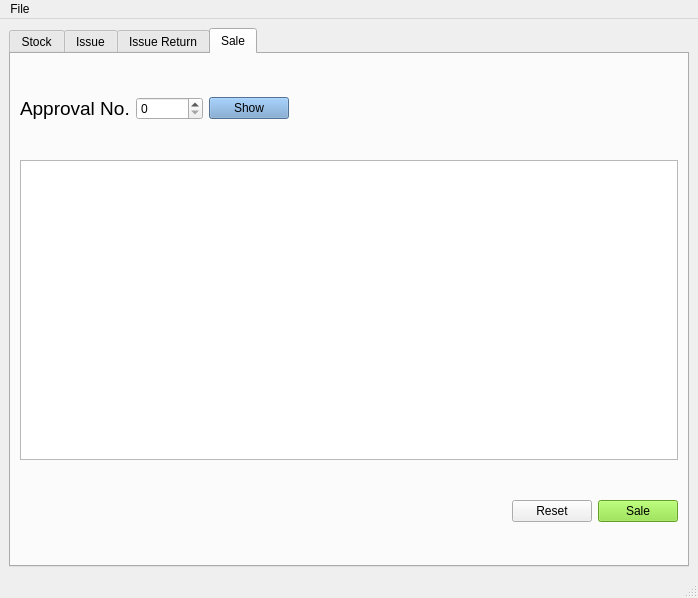
saranshagarwal202/stock_manager, file MainWindow.ui: the form before one commit.
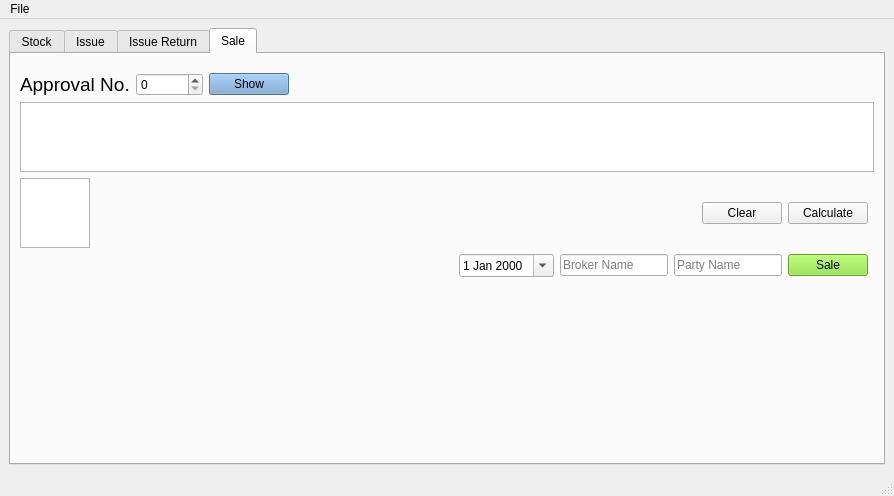
The form after the commit. The open tabs and pages were chosen to show the change.

Diff of the .ui file:
```diff
--- a/MainWindow.ui
+++ b/MainWindow.ui
@@ -6,8 +6,8 @@
    <rect>
     <x>0</x>
     <y>0</y>
-    <width>698</width>
-    <height>598</height>
+    <width>894</width>
+    <height>496</height>
    </rect>
   </property>
   <property name="windowTitle">
@@ -15,7 +15,7 @@
   </property>
   <widget class="QWidget" name="centralwidget">
    <layout class="QGridLayout" name="gridLayout">
-    <item row="0" column="0">
+    <item row="0" column="1">
      <widget class="QTabWidget" name="tabWidget">
       <property name="currentIndex">
        <number>0</number>
@@ -3784,496 +3784,7 @@
         <string>Sale</string>
        </attribute>
        <layout class="QGridLayout" name="gridLayout_5">
-        <item row="2" column="0">
-         <widget class="QLabel" name="sku_label_5">
-          <property name="sizePolicy">
-           <sizepolicy hsizetype="Fixed" vsizetype="Fixed">
-            <horstretch>0</horstretch>
-            <verstretch>0</verstretch>
-           </sizepolicy>
-          </property>
-          <property name="font">
-           <font>
-            <pointsize>14</pointsize>
-            <weight>50</weight>
-            <bold>false</bold>
-            <underline>false</underline>
-           </font>
-          </property>
-          <property name="text">
-           <string>Approval No.</string>
-          </property>
-         </widget>
-        </item>
-        <item row="2" column="3">
-         <spacer name="horizontalSpacer_4">
-          <property name="orientation">
-           <enum>Qt::Horizontal</enum>
-          </property>
-          <property name="sizeHint" stdset="0">
-           <size>
-            <width>40</width>
-            <height>20</height>
-           </size>
-          </property>
-         </spacer>
-        </item>
-        <item row="5" column="5">
-         <widget class="QPushButton" name="sale_button">
-          <property name="sizePolicy">
-           <sizepolicy hsizetype="Fixed" vsizetype="Fixed">
-            <horstretch>0</horstretch>
-            <verstretch>0</verstretch>
-           </sizepolicy>
-          </property>
-          <property name="palette">
-           <palette>
-            <active>
-             <colorrole role="WindowText">
-              <brush brushstyle="SolidPattern">
-               <color alpha="255">
-                <red>0</red>
-                <green>0</green>
-                <blue>0</blue>
-               </color>
-              </brush>
-             </colorrole>
-             <colorrole role="Button">
-              <brush brushstyle="SolidPattern">
-               <color alpha="255">
-                <red>138</red>
-                <green>226</green>
-                <blue>52</blue>
-               </color>
-              </brush>
-             </colorrole>
-             <colorrole role="Light">
-              <brush brushstyle="SolidPattern">
-               <color alpha="255">
-                <red>198</red>
-                <green>255</green>
-                <blue>143</blue>
-               </color>
-              </brush>
-             </colorrole>
-             <colorrole role="Midlight">
-              <brush brushstyle="SolidPattern">
-               <color alpha="255">
-                <red>168</red>
-                <green>240</green>
-                <blue>97</blue>
-               </color>
-              </brush>
-             </colorrole>
-             <colorrole role="Dark">
-              <brush brushstyle="SolidPattern">
-               <color alpha="255">
-                <red>69</red>
-                <green>113</green>
-                <blue>26</blue>
-               </color>
-              </brush>
-             </colorrole>
-             <colorrole role="Mid">
-              <brush brushstyle="SolidPattern">
-               <color alpha="255">
-                <red>92</red>
-                <green>151</green>
-                <blue>34</blue>
-               </color>
-              </brush>
-             </colorrole>
-             <colorrole role="Text">
-              <brush brushstyle="SolidPattern">
-               <color alpha="255">
-                <red>0</red>
-                <green>0</green>
-                <blue>0</blue>
-               </color>
-              </brush>
-             </colorrole>
-             <colorrole role="BrightText">
-              <brush brushstyle="SolidPattern">
-               <color alpha="255">
-                <red>255</red>
-                <green>255</green>
-                <blue>255</blue>
-               </color>
-              </brush>
-             </colorrole>
-             <colorrole role="ButtonText">
-              <brush brushstyle="SolidPattern">
-               <color alpha="255">
-                <red>0</red>
-                <green>0</green>
-                <blue>0</blue>
-               </color>
-              </brush>
-             </colorrole>
-             <colorrole role="Base">
-              <brush brushstyle="SolidPattern">
-               <color alpha="255">
-                <red>255</red>
-                <green>255</green>
-                <blue>255</blue>
-               </color>
-              </brush>
-             </colorrole>
-             <colorrole role="Window">
-              <brush brushstyle="SolidPattern">
-               <color alpha="255">
-                <red>138</red>
-                <green>226</green>
-                <blue>52</blue>
-               </color>
-              </brush>
-             </colorrole>
-             <colorrole role="Shadow">
-              <brush brushstyle="SolidPattern">
-               <color alpha="255">
-                <red>0</red>
-                <green>0</green>
-                <blue>0</blue>
-               </color>
-              </brush>
-             </colorrole>
-             <colorrole role="AlternateBase">
-              <brush brushstyle="SolidPattern">
-               <color alpha="255">
-                <red>196</red>
-                <green>240</green>
-                <blue>153</blue>
-               </color>
-              </brush>
-             </colorrole>
-             <colorrole role="ToolTipBase">
-              <brush brushstyle="SolidPattern">
-               <color alpha="255">
-                <red>255</red>
-                <green>255</green>
-                <blue>220</blue>
-               </color>
-              </brush>
-             </colorrole>
-             <colorrole role="ToolTipText">
-              <brush brushstyle="SolidPattern">
-               <color alpha="255">
-                <red>0</red>
-                <green>0</green>
-                <blue>0</blue>
-               </color>
-              </brush>
-             </colorrole>
-             <colorrole role="PlaceholderText">
-              <brush brushstyle="SolidPattern">
-               <color alpha="128">
-                <red>0</red>
-                <green>0</green>
-                <blue>0</blue>
-               </color>
-              </brush>
-             </colorrole>
-            </active>
-            <inactive>
-             <colorrole role="WindowText">
-              <brush brushstyle="SolidPattern">
-               <color alpha="255">
-                <red>0</red>
-                <green>0</green>
-                <blue>0</blue>
-               </color>
-              </brush>
-             </colorrole>
-             <colorrole role="Button">
-              <brush brushstyle="SolidPattern">
-               <color alpha="255">
-                <red>138</red>
-                <green>226</green>
-                <blue>52</blue>
-               </color>
-              </brush>
-             </colorrole>
-             <colorrole role="Light">
-              <brush brushstyle="SolidPattern">
-               <color alpha="255">
-                <red>198</red>
-                <green>255</green>
-                <blue>143</blue>
-               </color>
-              </brush>
-             </colorrole>
-             <colorrole role="Midlight">
-              <brush brushstyle="SolidPattern">
-               <color alpha="255">
-                <red>168</red>
-                <green>240</green>
-                <blue>97</blue>
-               </color>
-              </brush>
-             </colorrole>
-             <colorrole role="Dark">
-              <brush brushstyle="SolidPattern">
-               <color alpha="255">
-                <red>69</red>
-                <green>113</green>
-                <blue>26</blue>
-               </color>
-              </brush>
-             </colorrole>
-             <colorrole role="Mid">
-              <brush brushstyle="SolidPattern">
-               <color alpha="255">
-                <red>92</red>
-                <green>151</green>
-                <blue>34</blue>
-               </color>
-              </brush>
-             </colorrole>
-             <colorrole role="Text">
-              <brush brushstyle="SolidPattern">
-               <color alpha="255">
-                <red>0</red>
-                <green>0</green>
-                <blue>0</blue>
-               </color>
-              </brush>
-             </colorrole>
-             <colorrole role="BrightText">
-              <brush brushstyle="SolidPattern">
-               <color alpha="255">
-                <red>255</red>
-                <green>255</green>
-                <blue>255</blue>
-               </color>
-              </brush>
-             </colorrole>
-             <colorrole role="ButtonText">
-              <brush brushstyle="SolidPattern">
-               <color alpha="255">
-                <red>0</red>
-                <green>0</green>
-                <blue>0</blue>
-               </color>
-              </brush>
-             </colorrole>
-             <colorrole role="Base">
-              <brush brushstyle="SolidPattern">
-               <color alpha="255">
-                <red>255</red>
-                <green>255</green>
-                <blue>255</blue>
-               </color>
-              </brush>
-             </colorrole>
-             <colorrole role="Window">
-              <brush brushstyle="SolidPattern">
-               <color alpha="255">
-                <red>138</red>
-                <green>226</green>
-                <blue>52</blue>
-               </color>
-              </brush>
-             </colorrole>
-             <colorrole role="Shadow">
-              <brush brushstyle="SolidPattern">
-               <color alpha="255">
-                <red>0</red>
-                <green>0</green>
-                <blue>0</blue>
-               </color>
-              </brush>
-             </colorrole>
-             <colorrole role="AlternateBase">
-              <brush brushstyle="SolidPattern">
-               <color alpha="255">
-                <red>196</red>
-                <green>240</green>
-                <blue>153</blue>
-               </color>
-              </brush>
-             </colorrole>
-             <colorrole role="ToolTipBase">
-              <brush brushstyle="SolidPattern">
-               <color alpha="255">
-                <red>255</red>
-                <green>255</green>
-                <blue>220</blue>
-               </color>
-              </brush>
-             </colorrole>
-             <colorrole role="ToolTipText">
-              <brush brushstyle="SolidPattern">
-               <color alpha="255">
-                <red>0</red>
-                <green>0</green>
-                <blue>0</blue>
-               </color>
-              </brush>
-             </colorrole>
-             <colorrole role="PlaceholderText">
-              <brush brushstyle="SolidPattern">
-               <color alpha="128">
-                <red>0</red>
-                <green>0</green>
-                <blue>0</blue>
-               </color>
-              </brush>
-             </colorrole>
-            </inactive>
-            <disabled>
-             <colorrole role="WindowText">
-              <brush brushstyle="SolidPattern">
-               <color alpha="255">
-                <red>69</red>
-                <green>113</green>
-                <blue>26</blue>
-               </color>
-              </brush>
-             </colorrole>
-             <colorrole role="Button">
-              <brush brushstyle="SolidPattern">
-               <color alpha="255">
-                <red>138</red>
-                <green>226</green>
-                <blue>52</blue>
-               </color>
-              </brush>
-             </colorrole>
-             <colorrole role="Light">
-              <brush brushstyle="SolidPattern">
-               <color alpha="255">
-                <red>198</red>
-                <green>255</green>
-                <blue>143</blue>
-               </color>
-              </brush>
-             </colorrole>
-             <colorrole role="Midlight">
-              <brush brushstyle="SolidPattern">
-               <color alpha="255">
-                <red>168</red>
-                <green>240</green>
-                <blue>97</blue>
-               </color>
-              </brush>
-             </colorrole>
-             <colorrole role="Dark">
-              <brush brushstyle="SolidPattern">
-               <color alpha="255">
-                <red>69</red>
-                <green>113</green>
-                <blue>26</blue>
-               </color>
-              </brush>
-             </colorrole>
-             <colorrole role="Mid">
-              <brush brushstyle="SolidPattern">
-               <color alpha="255">
-                <red>92</red>
-                <green>151</green>
-                <blue>34</blue>
-               </color>
-              </brush>
-             </colorrole>
-             <colorrole role="Text">
-              <brush brushstyle="SolidPattern">
-               <color alpha="255">
-                <red>69</red>
-                <green>113</green>
-                <blue>26</blue>
-               </color>
-              </brush>
-             </colorrole>
-             <colorrole role="BrightText">
-              <brush brushstyle="SolidPattern">
-               <color alpha="255">
-                <red>255</red>
-                <green>255</green>
-                <blue>255</blue>
-               </color>
-              </brush>
-             </colorrole>
-             <colorrole role="ButtonText">
-              <brush brushstyle="SolidPattern">
-               <color alpha="255">
-                <red>69</red>
-                <green>113</green>
-                <blue>26</blue>
-               </color>
-              </brush>
-             </colorrole>
-             <colorrole role="Base">
-              <brush brushstyle="SolidPattern">
-               <color alpha="255">
-                <red>138</red>
-                <green>226</green>
-                <blue>52</blue>
-               </color>
-              </brush>
-             </colorrole>
-             <colorrole role="Window">
-              <brush brushstyle="SolidPattern">
-               <color alpha="255">
-                <red>138</red>
-                <green>226</green>
-                <blue>52</blue>
-               </color>
-              </brush>
-             </colorrole>
-             <colorrole role="Shadow">
-              <brush brushstyle="SolidPattern">
-               <color alpha="255">
-                <red>0</red>
-                <green>0</green>
-                <blue>0</blue>
-               </color>
-              </brush>
-             </colorrole>
-             <colorrole role="AlternateBase">
-              <brush brushstyle="SolidPattern">
-               <color alpha="255">
-                <red>138</red>
-                <green>226</green>
-                <blue>52</blue>
-               </color>
-              </brush>
-             </colorrole>
-             <colorrole role="ToolTipBase">
-              <brush brushstyle="SolidPattern">
-               <color alpha="255">
-                <red>255</red>
-                <green>255</green>
-                <blue>220</blue>
-               </color>
-              </brush>
-             </colorrole>
-             <colorrole role="ToolTipText">
-              <brush brushstyle="SolidPattern">
-               <color alpha="255">
-                <red>0</red>
-                <green>0</green>
-                <blue>0</blue>
-               </color>
-              </brush>
-             </colorrole>
-             <colorrole role="PlaceholderText">
-              <brush brushstyle="SolidPattern">
-               <color alpha="128">
-                <red>0</red>
-                <green>0</green>
-                <blue>0</blue>
-               </color>
-              </brush>
-             </colorrole>
-            </disabled>
-           </palette>
-          </property>
-          <property name="text">
-           <string>Sale</string>
-          </property>
-         </widget>
-        </item>
-        <item row="4" column="0" colspan="6">
+        <item row="5" column="0" colspan="8">
          <widget class="QTableWidget" name="sale_table">
           <property name="sizePolicy">
            <sizepolicy hsizetype="Expanding" vsizetype="Fixed">
@@ -4292,8 +3803,23 @@
           </property>
          </widget>
         </item>
-        <item row="5" column="4">
-         <widget class="QPushButton" name="reset_sale_table">
+        <item row="6" column="6">
+         <layout class="QHBoxLayout" name="horizontalLayout_9">
+          <item>
+           <spacer name="horizontalSpacer_6">
+            <property name="orientation">
+             <enum>Qt::Horizontal</enum>
+            </property>
+            <property name="sizeHint" stdset="0">
+             <size>
+              <width>20</width>
+              <height>20</height>
+             </size>
+            </property>
+           </spacer>
+          </item>
+          <item>
+           <widget class="QPushButton" name="clear_sale_table">
           <property name="sizePolicy">
            <sizepolicy hsizetype="Fixed" vsizetype="Fixed">
             <horstretch>0</horstretch>
@@ -4301,11 +3827,573 @@
            </sizepolicy>
           </property>
           <property name="text">
-           <string>Reset</string>
+             <string>Clear</string>
           </property>
          </widget>
         </item>
-        <item row="2" column="1">
+          <item>
+           <widget class="QPushButton" name="calculate_sale">
+            <property name="sizePolicy">
+             <sizepolicy hsizetype="Fixed" vsizetype="Fixed">
+              <horstretch>0</horstretch>
+              <verstretch>0</verstretch>
+             </sizepolicy>
+            </property>
+            <property name="text">
+             <string>Calculate</string>
+            </property>
+           </widget>
+          </item>
+         </layout>
+        </item>
+        <item row="6" column="0">
+         <widget class="QTableWidget" name="total_sale">
+          <property name="sizePolicy">
+           <sizepolicy hsizetype="Fixed" vsizetype="Fixed">
+            <horstretch>0</horstretch>
+            <verstretch>0</verstretch>
+           </sizepolicy>
+          </property>
+          <property name="sizeAdjustPolicy">
+           <enum>QAbstractScrollArea::AdjustToContents</enum>
+          </property>
+         </widget>
+        </item>
+        <item row="7" column="4" colspan="3">
+         <layout class="QHBoxLayout" name="horizontalLayout_4">
+          <item>
+           <spacer name="horizontalSpacer_7">
+            <property name="orientation">
+             <enum>Qt::Horizontal</enum>
+            </property>
+            <property name="sizeHint" stdset="0">
+             <size>
+              <width>40</width>
+              <height>20</height>
+             </size>
+            </property>
+           </spacer>
+          </item>
+          <item>
+           <widget class="QDateEdit" name="dateEdit_3">
+            <property name="sizePolicy">
+             <sizepolicy hsizetype="Fixed" vsizetype="Fixed">
+              <horstretch>0</horstretch>
+              <verstretch>0</verstretch>
+             </sizepolicy>
+            </property>
+            <property name="calendarPopup">
+             <bool>true</bool>
+            </property>
+           </widget>
+          </item>
+          <item>
+           <widget class="QLineEdit" name="broker_name_sale">
+            <property name="sizePolicy">
+             <sizepolicy hsizetype="Fixed" vsizetype="Fixed">
+              <horstretch>0</horstretch>
+              <verstretch>0</verstretch>
+             </sizepolicy>
+            </property>
+            <property name="placeholderText">
+             <string>Broker Name</string>
+            </property>
+           </widget>
+          </item>
+          <item>
+           <widget class="QLineEdit" name="party_name_sale">
+            <property name="sizePolicy">
+             <sizepolicy hsizetype="Fixed" vsizetype="Fixed">
+              <horstretch>0</horstretch>
+              <verstretch>0</verstretch>
+             </sizepolicy>
+            </property>
+            <property name="placeholderText">
+             <string>Party Name</string>
+            </property>
+           </widget>
+          </item>
+          <item>
+           <widget class="QPushButton" name="sale_button">
+            <property name="sizePolicy">
+             <sizepolicy hsizetype="Fixed" vsizetype="Fixed">
+              <horstretch>0</horstretch>
+              <verstretch>0</verstretch>
+             </sizepolicy>
+            </property>
+            <property name="palette">
+             <palette>
+              <active>
+               <colorrole role="WindowText">
+                <brush brushstyle="SolidPattern">
+                 <color alpha="255">
+                  <red>0</red>
+                  <green>0</green>
+                  <blue>0</blue>
+                 </color>
+                </brush>
+               </colorrole>
+               <colorrole role="Button">
+                <brush brushstyle="SolidPattern">
+                 <color alpha="255">
+                  <red>138</red>
+                  <green>226</green>
+                  <blue>52</blue>
+                 </color>
+                </brush>
+               </colorrole>
+               <colorrole role="Light">
+                <brush brushstyle="SolidPattern">
+                 <color alpha="255">
+                  <red>198</red>
+                  <green>255</green>
+                  <blue>143</blue>
+                 </color>
+                </brush>
+               </colorrole>
+               <colorrole role="Midlight">
+                <brush brushstyle="SolidPattern">
+                 <color alpha="255">
+                  <red>168</red>
+                  <green>240</green>
+                  <blue>97</blue>
+                 </color>
+                </brush>
+               </colorrole>
+               <colorrole role="Dark">
+                <brush brushstyle="SolidPattern">
+                 <color alpha="255">
+                  <red>69</red>
+                  <green>113</green>
+                  <blue>26</blue>
+                 </color>
+                </brush>
+               </colorrole>
+               <colorrole role="Mid">
+                <brush brushstyle="SolidPattern">
+                 <color alpha="255">
+                  <red>92</red>
+                  <green>151</green>
+                  <blue>34</blue>
+                 </color>
+                </brush>
+               </colorrole>
+               <colorrole role="Text">
+                <brush brushstyle="SolidPattern">
+                 <color alpha="255">
+                  <red>0</red>
+                  <green>0</green>
+                  <blue>0</blue>
+                 </color>
+                </brush>
+               </colorrole>
+               <colorrole role="BrightText">
+                <brush brushstyle="SolidPattern">
+                 <color alpha="255">
+                  <red>255</red>
+                  <green>255</green>
+                  <blue>255</blue>
+                 </color>
+                </brush>
+               </colorrole>
+               <colorrole role="ButtonText">
+                <brush brushstyle="SolidPattern">
+                 <color alpha="255">
+                  <red>0</red>
+                  <green>0</green>
+                  <blue>0</blue>
+                 </color>
+                </brush>
+               </colorrole>
+               <colorrole role="Base">
+                <brush brushstyle="SolidPattern">
+                 <color alpha="255">
+                  <red>255</red>
+                  <green>255</green>
+                  <blue>255</blue>
+                 </color>
+                </brush>
+               </colorrole>
+               <colorrole role="Window">
+                <brush brushstyle="SolidPattern">
+                 <color alpha="255">
+                  <red>138</red>
+                  <green>226</green>
+                  <blue>52</blue>
+                 </color>
+                </brush>
+               </colorrole>
+               <colorrole role="Shadow">
+                <brush brushstyle="SolidPattern">
+                 <color alpha="255">
+                  <red>0</red>
+                  <green>0</green>
+                  <blue>0</blue>
+                 </color>
+                </brush>
+               </colorrole>
+               <colorrole role="AlternateBase">
+                <brush brushstyle="SolidPattern">
+                 <color alpha="255">
+                  <red>196</red>
+                  <green>240</green>
+                  <blue>153</blue>
+                 </color>
+                </brush>
+               </colorrole>
+               <colorrole role="ToolTipBase">
+                <brush brushstyle="SolidPattern">
+                 <color alpha="255">
+                  <red>255</red>
+                  <green>255</green>
+                  <blue>220</blue>
+                 </color>
+                </brush>
+               </colorrole>
+               <colorrole role="ToolTipText">
+                <brush brushstyle="SolidPattern">
+                 <color alpha="255">
+                  <red>0</red>
+                  <green>0</green>
+                  <blue>0</blue>
+                 </color>
+                </brush>
+               </colorrole>
+               <colorrole role="PlaceholderText">
+                <brush brushstyle="SolidPattern">
+                 <color alpha="128">
+                  <red>0</red>
+                  <green>0</green>
+                  <blue>0</blue>
+                 </color>
+                </brush>
+               </colorrole>
+              </active>
+              <inactive>
+               <colorrole role="WindowText">
+                <brush brushstyle="SolidPattern">
+                 <color alpha="255">
+                  <red>0</red>
+                  <green>0</green>
+                  <blue>0</blue>
+                 </color>
+                </brush>
+               </colorrole>
+               <colorrole role="Button">
+                <brush brushstyle="SolidPattern">
+                 <color alpha="255">
+                  <red>138</red>
+                  <green>226</green>
+                  <blue>52</blue>
+                 </color>
+                </brush>
+               </colorrole>
+               <colorrole role="Light">
+                <brush brushstyle="SolidPattern">
+                 <color alpha="255">
+                  <red>198</red>
+                  <green>255</green>
+                  <blue>143</blue>
+                 </color>
+                </brush>
+               </colorrole>
+               <colorrole role="Midlight">
+                <brush brushstyle="SolidPattern">
+                 <color alpha="255">
+                  <red>168</red>
+                  <green>240</green>
+                  <blue>97</blue>
+                 </color>
+                </brush>
+               </colorrole>
+               <colorrole role="Dark">
+                <brush brushstyle="SolidPattern">
+                 <color alpha="255">
+                  <red>69</red>
+                  <green>113</green>
+                  <blue>26</blue>
+                 </color>
+                </brush>
+               </colorrole>
+               <colorrole role="Mid">
+                <brush brushstyle="SolidPattern">
+                 <color alpha="255">
+                  <red>92</red>
+                  <green>151</green>
+                  <blue>34</blue>
+                 </color>
+                </brush>
+               </colorrole>
+               <colorrole role="Text">
+                <brush brushstyle="SolidPattern">
+                 <color alpha="255">
+                  <red>0</red>
+                  <green>0</green>
+                  <blue>0</blue>
+                 </color>
+                </brush>
+               </colorrole>
+               <colorrole role="BrightText">
+                <brush brushstyle="SolidPattern">
+                 <color alpha="255">
+                  <red>255</red>
+                  <green>255</green>
+                  <blue>255</blue>
+                 </color>
+                </brush>
+               </colorrole>
+               <colorrole role="ButtonText">
+                <brush brushstyle="SolidPattern">
+                 <color alpha="255">
+                  <red>0</red>
+                  <green>0</green>
+                  <blue>0</blue>
+                 </color>
+                </brush>
+               </colorrole>
+               <colorrole role="Base">
+                <brush brushstyle="SolidPattern">
+                 <color alpha="255">
+                  <red>255</red>
+                  <green>255</green>
+                  <blue>255</blue>
+                 </color>
+                </brush>
+               </colorrole>
+               <colorrole role="Window">
+                <brush brushstyle="SolidPattern">
+                 <color alpha="255">
+                  <red>138</red>
+                  <green>226</green>
+                  <blue>52</blue>
+                 </color>
+                </brush>
+               </colorrole>
+               <colorrole role="Shadow">
+                <brush brushstyle="SolidPattern">
+                 <color alpha="255">
+                  <red>0</red>
+                  <green>0</green>
+                  <blue>0</blue>
+                 </color>
+                </brush>
+               </colorrole>
+               <colorrole role="AlternateBase">
+                <brush brushstyle="SolidPattern">
+                 <color alpha="255">
+                  <red>196</red>
+                  <green>240</green>
+                  <blue>153</blue>
+                 </color>
+                </brush>
+               </colorrole>
+               <colorrole role="ToolTipBase">
+                <brush brushstyle="SolidPattern">
+                 <color alpha="255">
+                  <red>255</red>
+                  <green>255</green>
+                  <blue>220</blue>
+                 </color>
+                </brush>
+               </colorrole>
+               <colorrole role="ToolTipText">
+                <brush brushstyle="SolidPattern">
+                 <color alpha="255">
+                  <red>0</red>
+                  <green>0</green>
+                  <blue>0</blue>
+                 </color>
+                </brush>
+               </colorrole>
+               <colorrole role="PlaceholderText">
+                <brush brushstyle="SolidPattern">
+                 <color alpha="128">
+                  <red>0</red>
+                  <green>0</green>
+                  <blue>0</blue>
+                 </color>
+                </brush>
+               </colorrole>
+              </inactive>
+              <disabled>
+               <colorrole role="WindowText">
+                <brush brushstyle="SolidPattern">
+                 <color alpha="255">
+                  <red>69</red>
+                  <green>113</green>
+                  <blue>26</blue>
+                 </color>
+                </brush>
+               </colorrole>
+               <colorrole role="Button">
+                <brush brushstyle="SolidPattern">
+                 <color alpha="255">
+                  <red>138</red>
+                  <green>226</green>
+                  <blue>52</blue>
+                 </color>
+                </brush>
+               </colorrole>
+               <colorrole role="Light">
+                <brush brushstyle="SolidPattern">
+                 <color alpha="255">
+                  <red>198</red>
+                  <green>255</green>
+                  <blue>143</blue>
+                 </color>
+                </brush>
+               </colorrole>
+               <colorrole role="Midlight">
+                <brush brushstyle="SolidPattern">
+                 <color alpha="255">
+                  <red>168</red>
+                  <green>240</green>
+                  <blue>97</blue>
+                 </color>
+                </brush>
+               </colorrole>
+               <colorrole role="Dark">
+                <brush brushstyle="SolidPattern">
+                 <color alpha="255">
+                  <red>69</red>
+                  <green>113</green>
+                  <blue>26</blue>
+                 </color>
+                </brush>
+               </colorrole>
+               <colorrole role="Mid">
+                <brush brushstyle="SolidPattern">
+                 <color alpha="255">
+                  <red>92</red>
+                  <green>151</green>
+                  <blue>34</blue>
+                 </color>
+                </brush>
+               </colorrole>
+               <colorrole role="Text">
+                <brush brushstyle="SolidPattern">
+                 <color alpha="255">
+                  <red>69</red>
+                  <green>113</green>
+                  <blue>26</blue>
+                 </color>
+                </brush>
+               </colorrole>
+               <colorrole role="BrightText">
+                <brush brushstyle="SolidPattern">
+                 <color alpha="255">
+                  <red>255</red>
+                  <green>255</green>
+                  <blue>255</blue>
+                 </color>
+                </brush>
+               </colorrole>
+               <colorrole role="ButtonText">
+                <brush brushstyle="SolidPattern">
+                 <color alpha="255">
+                  <red>69</red>
+                  <green>113</green>
+                  <blue>26</blue>
+                 </color>
+                </brush>
+               </colorrole>
+               <colorrole role="Base">
+                <brush brushstyle="SolidPattern">
+                 <color alpha="255">
+                  <red>138</red>
+                  <green>226</green>
+                  <blue>52</blue>
+                 </color>
+                </brush>
+               </colorrole>
+               <colorrole role="Window">
+                <brush brushstyle="SolidPattern">
+                 <color alpha="255">
+                  <red>138</red>
+                  <green>226</green>
+                  <blue>52</blue>
+                 </color>
+                </brush>
+               </colorrole>
+               <colorrole role="Shadow">
+                <brush brushstyle="SolidPattern">
+                 <color alpha="255">
+                  <red>0</red>
+                  <green>0</green>
+                  <blue>0</blue>
+                 </color>
+                </brush>
+               </colorrole>
+               <colorrole role="AlternateBase">
+                <brush brushstyle="SolidPattern">
+                 <color alpha="255">
+                  <red>138</red>
+                  <green>226</green>
+                  <blue>52</blue>
+                 </color>
+                </brush>
+               </colorrole>
+               <colorrole role="ToolTipBase">
+                <brush brushstyle="SolidPattern">
+                 <color alpha="255">
+                  <red>255</red>
+                  <green>255</green>
+                  <blue>220</blue>
+                 </color>
+                </brush>
+               </colorrole>
+               <colorrole role="ToolTipText">
+                <brush brushstyle="SolidPattern">
+                 <color alpha="255">
+                  <red>0</red>
+                  <green>0</green>
+                  <blue>0</blue>
+                 </color>
+                </brush>
+               </colorrole>
+               <colorrole role="PlaceholderText">
+                <brush brushstyle="SolidPattern">
+                 <color alpha="128">
+                  <red>0</red>
+                  <green>0</green>
+                  <blue>0</blue>
+                 </color>
+                </brush>
+               </colorrole>
+              </disabled>
+             </palette>
+            </property>
+            <property name="text">
+             <string>Sale</string>
+            </property>
+           </widget>
+          </item>
+         </layout>
+        </item>
+        <item row="2" column="0">
+         <layout class="QHBoxLayout" name="horizontalLayout_6">
+          <item>
+           <widget class="QLabel" name="sku_label_5">
+            <property name="sizePolicy">
+             <sizepolicy hsizetype="Fixed" vsizetype="Fixed">
+              <horstretch>0</horstretch>
+              <verstretch>0</verstretch>
+             </sizepolicy>
+            </property>
+            <property name="font">
+             <font>
+              <pointsize>14</pointsize>
+              <weight>50</weight>
+              <bold>false</bold>
+              <underline>false</underline>
+             </font>
+            </property>
+            <property name="text">
+             <string>Approval No.</string>
+            </property>
+           </widget>
+          </item>
+          <item>
          <widget class="QSpinBox" name="approval_no_3">
           <property name="sizePolicy">
            <sizepolicy hsizetype="Fixed" vsizetype="Fixed">
@@ -4318,7 +4406,7 @@
           </property>
          </widget>
         </item>
-        <item row="2" column="2">
+          <item>
          <widget class="QPushButton" name="show_sale_2">
           <property name="sizePolicy">
            <sizepolicy hsizetype="Fixed" vsizetype="Fixed">
@@ -4773,6 +4861,50 @@
           </property>
          </widget>
         </item>
+          <item>
+           <spacer name="horizontalSpacer_4">
+            <property name="orientation">
+             <enum>Qt::Horizontal</enum>
+            </property>
+            <property name="sizeHint" stdset="0">
+             <size>
+              <width>40</width>
+              <height>20</height>
+             </size>
+            </property>
+           </spacer>
+          </item>
+         </layout>
+        </item>
+        <item row="0" column="2">
+         <spacer name="verticalSpacer_2">
+          <property name="orientation">
+           <enum>Qt::Vertical</enum>
+          </property>
+          <property name="sizeType">
+           <enum>QSizePolicy::Fixed</enum>
+          </property>
+          <property name="sizeHint" stdset="0">
+           <size>
+            <width>20</width>
+            <height>10</height>
+           </size>
+          </property>
+         </spacer>
+        </item>
+        <item row="8" column="4">
+         <spacer name="verticalSpacer">
+          <property name="orientation">
+           <enum>Qt::Vertical</enum>
+          </property>
+          <property name="sizeHint" stdset="0">
+           <size>
+            <width>20</width>
+            <height>40</height>
+           </size>
+          </property>
+         </spacer>
+        </item>
        </layout>
       </widget>
      </widget>
@@ -4785,7 +4917,7 @@
     <rect>
      <x>0</x>
      <y>0</y>
-     <width>698</width>
+     <width>894</width>
      <height>22</height>
     </rect>
    </property>
```
Left out of the diff: 1128 changed lines with no effect on the pictures. Lines whose indentation alone changed are shown as unchanged.
